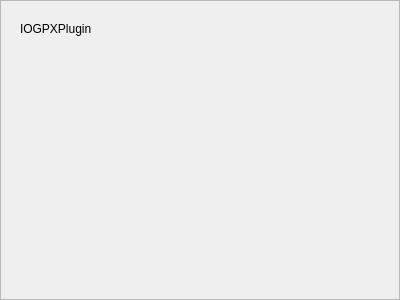
Qt form src/plugins/ioGPX/iogpxoptionsframe.ui (shujaatak/gpsbook) before a commit.
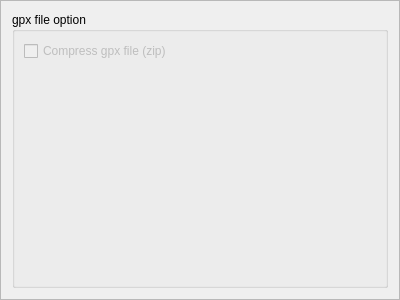
The same form after that commit.

Commit message: Add batch load to catalog. Update options of plugins.

Patch:
```diff
--- a/src/plugins/ioGPX/iogpxoptionsframe.ui
+++ b/src/plugins/ioGPX/iogpxoptionsframe.ui
@@ -19,19 +19,40 @@
   <property name="frameShadow">
    <enum>QFrame::Raised</enum>
   </property>
-  <widget class="QLabel" name="label">
-   <property name="geometry">
-    <rect>
-     <x>20</x>
-     <y>20</y>
-     <width>301</width>
-     <height>17</height>
-    </rect>
-   </property>
-   <property name="text">
-    <string>IOGPXPlugin</string>
-   </property>
-  </widget>
+  <layout class="QVBoxLayout" name="verticalLayout">
+   <item>
+    <widget class="QGroupBox" name="groupBox">
+     <property name="title">
+      <string>gpx file option</string>
+     </property>
+     <layout class="QVBoxLayout" name="verticalLayout_2">
+      <item>
+       <widget class="QCheckBox" name="checkBoxCompression">
+        <property name="enabled">
+         <bool>false</bool>
+        </property>
+        <property name="text">
+         <string>Compress gpx file (zip)</string>
+        </property>
+       </widget>
+      </item>
+      <item>
+       <spacer name="verticalSpacer">
+        <property name="orientation">
+         <enum>Qt::Vertical</enum>
+        </property>
+        <property name="sizeHint" stdset="0">
+         <size>
+          <width>20</width>
+          <height>40</height>
+         </size>
+        </property>
+       </spacer>
+      </item>
+     </layout>
+    </widget>
+   </item>
+  </layout>
  </widget>
  <resources/>
  <connections/>
```
The commit also changes 18 other files.
